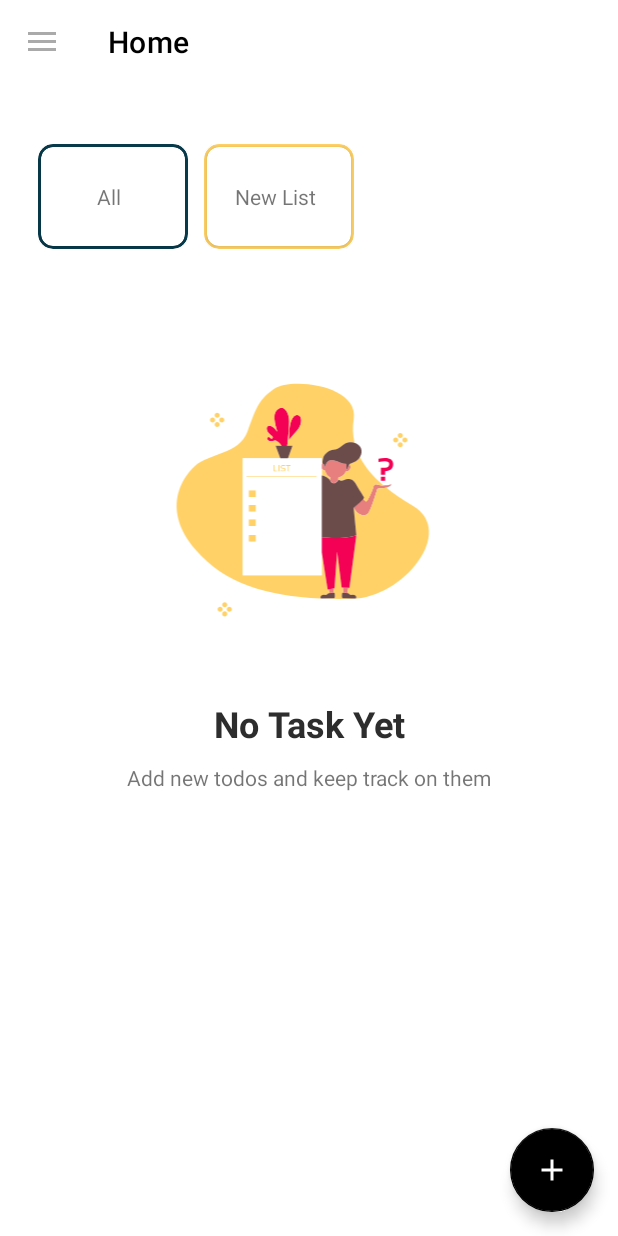
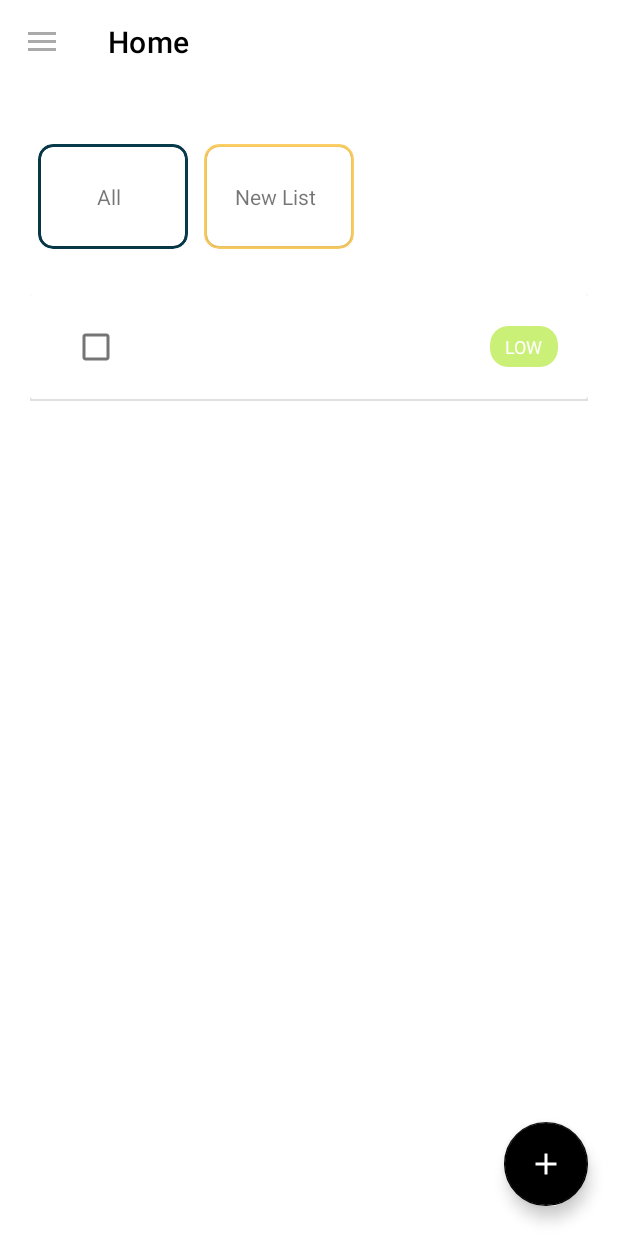
Before and after one commit to ercanpalta/ToDoApp-Android, an Android app: the screen it shows after launch (MainActivity), in the options menu, after a tap on "Settings", on a phone screen of 412 x 824 dp. Run offline under Robolectric (Android 15) with nearby library versions, the phone set to English and light mode, and no system bars; our stand-ins replace Room's generated code, navigation-ui; 1 statement that could not run was skipped.

Commit message:
Shared viewmodel and SlidingPaneLayout implemented

```diff
--- a/app/build.gradle
+++ b/app/build.gradle
@@ -50,6 +50,8 @@ dependencies {
     androidTestImplementation 'androidx.test.ext:junit:1.1.3'
     androidTestImplementation 'androidx.test.espresso:espresso-core:3.4.0'
 
+    implementation "androidx.slidingpanelayout:slidingpanelayout:1.2.0"
+
     def room_version = "2.4.3"
     implementation "androidx.room:room-runtime:$room_version"
     // To use Kotlin annotation processing tool (kapt)
--- a/app/src/main/java/com/ercanpalta/todo/MainActivity.kt
+++ b/app/src/main/java/com/ercanpalta/todo/MainActivity.kt
@@ -43,19 +43,6 @@ class MainActivity : AppCompatActivity() {
         setupActionBarWithNavController(navController, appBarConfiguration)
         navView.setupWithNavController(navController)
 
-        binding.appBarMain.fab.setOnClickListener {
-            navController.navigate(R.id.action_nav_home_to_addFragment)
-            hideFab()
-        }
-
-    }
-
-    fun showFab(){
-        binding.appBarMain.fab.show()
-    }
-
-    fun hideFab(){
-        binding.appBarMain.fab.hide()
     }
 
     override fun onCreateOptionsMenu(menu: Menu): Boolean {
--- a/app/src/main/java/com/ercanpalta/todo/adapter/HomeAdapter.kt
+++ b/app/src/main/java/com/ercanpalta/todo/adapter/HomeAdapter.kt
@@ -10,8 +10,9 @@ import androidx.recyclerview.widget.RecyclerView
 import com.ercanpalta.todo.R
 import com.ercanpalta.todo.enums.Priority
 import com.ercanpalta.todo.model.ToDo
+import com.ercanpalta.todo.view.HomeFragment
 
-class HomeAdapter (private val dataSet: ArrayList<ToDo>): RecyclerView.Adapter<HomeAdapter.ViewHolder>(), Filterable {
+class HomeAdapter (private val dataSet: ArrayList<ToDo>, val fragment: HomeFragment): RecyclerView.Adapter<HomeAdapter.ViewHolder>(), Filterable {
 
     val filteredList = ArrayList<ToDo>()
 
@@ -98,6 +99,13 @@ class HomeAdapter (private val dataSet: ArrayList<ToDo>): RecyclerView.Adapter<H
                     }
 
                 }
+
+                if(filteredList.isEmpty()){
+                    fragment.showNoDataText()
+                }else{
+                    fragment.hideNoDataText()
+                }
+
                 val filterResult = FilterResults()
                 filterResult.values = filteredList
                 return  filterResult
--- a/app/src/main/java/com/ercanpalta/todo/adapter/ListAdapter.kt
+++ b/app/src/main/java/com/ercanpalta/todo/adapter/ListAdapter.kt
@@ -42,6 +42,7 @@ class ListAdapter(private val dataSet: ArrayList<TaskList>, val fragment: HomeFr
                     notifyItemMoved(holder.adapterPosition, 1)
                     fragment.scrollToStart()
                 }
+                fragment.changeCurrentListName(holder.textView.text.toString())
                 fragment.filterList(holder.textView.text.toString(), FilterType.List)
             }else if(holder.textView.text == "New List"){
                 fragment.navigateToAddList()
--- /dev/null
+++ b/app/src/main/java/com/ercanpalta/todo/util/CustomOnBackPressedCallback.kt
@@ -0,0 +1,29 @@
+package com.ercanpalta.todo.util
+
+import android.view.View
+import androidx.activity.OnBackPressedCallback
+import androidx.slidingpanelayout.widget.SlidingPaneLayout
+
+class CustomOnBackPressedCallback (private val slidingPaneLayout: SlidingPaneLayout)
+    : OnBackPressedCallback(slidingPaneLayout.isSlideable && slidingPaneLayout.isOpen),
+    SlidingPaneLayout.PanelSlideListener{
+
+    init {
+        slidingPaneLayout.addPanelSlideListener(this)
+    }
+
+    override fun handleOnBackPressed() {
+        slidingPaneLayout.closePane()
+    }
+
+    override fun onPanelSlide(panel: View, slideOffset: Float) {
+    }
+
+    override fun onPanelOpened(panel: View) {
+        isEnabled = true
+    }
+
+    override fun onPanelClosed(panel: View) {
+        isEnabled = false
+    }
+}
--- a/app/src/main/java/com/ercanpalta/todo/view/AddFragment.kt
+++ b/app/src/main/java/com/ercanpalta/todo/view/AddFragment.kt
@@ -6,8 +6,7 @@ import android.view.LayoutInflater
 import android.view.View
 import android.view.ViewGroup
 import androidx.core.content.ContextCompat
-import androidx.lifecycle.ViewModelProvider
-import androidx.navigation.fragment.findNavController
+import androidx.fragment.app.activityViewModels
 import com.ercanpalta.todo.R
 import com.ercanpalta.todo.databinding.FragmentAddBinding
 import com.ercanpalta.todo.enums.Priority
@@ -21,13 +20,12 @@ class AddFragment : Fragment() {
     private var _binding: FragmentAddBinding? = null
 
     private val binding get() = _binding!!
-    private lateinit var homeViewModel: HomeViewModel
+    private val homeViewModel: HomeViewModel by activityViewModels()
 
     override fun onCreateView(
         inflater: LayoutInflater, container: ViewGroup?,
         savedInstanceState: Bundle?
     ): View {
-        homeViewModel = ViewModelProvider(this).get(HomeViewModel::class.java)
         _binding = FragmentAddBinding.inflate(inflater, container, false)
         val root: View = binding.root
 
@@ -39,9 +37,12 @@ class AddFragment : Fragment() {
 
         val listList:ArrayList<TaskList> = arrayListOf()
         homeViewModel.listList.observe(viewLifecycleOwner) {
+            listList.clear()
             listList.addAll(it)
             val chipGroup = binding.chipList
+            chipGroup.removeAllViews()
             for (list in listList){
+                println(listList.size)
                 if (list.name != "All" && list.name != "New List"){
                     val chip = Chip(context)
                     chip.apply {
@@ -60,13 +61,12 @@ class AddFragment : Fragment() {
 
         }
 
-        homeViewModel.updateData()
-
         binding.addButton.setOnClickListener {
             val name = binding.editField.nameText.text.toString()
+            val description = binding.editField.descriptionText.text.toString()
             val priorityChipId = binding.priorityChipsLayout.priorityChipsGroup.checkedChipId
             val listChipId = binding.chipList.checkedChipId
-            var listChip = "All"
+            var listChip = homeViewModel.currentListName
             if(listChipId != -1){
                 listChip = binding.chipList.findViewById<Chip>(listChipId).text.toString()
             }
@@ -81,11 +81,11 @@ class AddFragment : Fragment() {
             }
 
             val task = ToDo(name,priority,false,listChip)
+            task.description = description
 
             homeViewModel.addTask(task)
-
-            val action = AddFragmentDirections.actionAddFragmentToNavHome()
-            findNavController().navigate(action)
+            binding.editField.nameText.text?.clear()
+            binding.editField.descriptionText.text?.clear()
         }
 
     }
--- a/app/src/main/java/com/ercanpalta/todo/view/AddListFragment.kt
+++ b/app/src/main/java/com/ercanpalta/todo/view/AddListFragment.kt
@@ -5,12 +5,10 @@ import androidx.fragment.app.Fragment
 import android.view.LayoutInflater
 import android.view.View
 import android.view.ViewGroup
-import androidx.lifecycle.ViewModelProvider
+import androidx.fragment.app.activityViewModels
 import androidx.navigation.fragment.findNavController
 import com.ercanpalta.todo.R
-import com.ercanpalta.todo.database.ToDoDatabase
 import com.ercanpalta.todo.databinding.FragmentAddListBinding
-import com.ercanpalta.todo.databinding.FragmentHomeBinding
 import com.ercanpalta.todo.model.TaskList
 import com.ercanpalta.todo.viewmodel.HomeViewModel
 
@@ -19,7 +17,7 @@ class AddListFragment : Fragment() {
     private var _binding: FragmentAddListBinding? = null
 
     private val binding get() = _binding!!
-    private lateinit var homeViewModel: HomeViewModel
+    private val homeViewModel: HomeViewModel by activityViewModels()
 
 
     override fun onCreate(savedInstanceState: Bundle?) {
@@ -30,7 +28,6 @@ class AddListFragment : Fragment() {
         inflater: LayoutInflater, container: ViewGroup?,
         savedInstanceState: Bundle?
     ): View? {
-        homeViewModel = ViewModelProvider(this).get(HomeViewModel::class.java)
         _binding = FragmentAddListBinding.inflate(inflater, container, false)
         val root: View = binding.root
 
@@ -57,7 +54,6 @@ class AddListFragment : Fragment() {
             if (listName.isNotEmpty()){
                 val newList = TaskList(listName,listColor)
                 homeViewModel.addTaskList(newList)
-                println(listName)
             }
 
             val action = AddListFragmentDirections.actionAddListFragmentToNavHome()
--- a/app/src/main/java/com/ercanpalta/todo/view/HomeFragment.kt
+++ b/app/src/main/java/com/ercanpalta/todo/view/HomeFragment.kt
@@ -5,10 +5,11 @@ import android.view.LayoutInflater
 import android.view.View
 import android.view.ViewGroup
 import androidx.fragment.app.Fragment
-import androidx.lifecycle.ViewModelProvider
+import androidx.fragment.app.activityViewModels
 import androidx.navigation.fragment.findNavController
 import androidx.recyclerview.widget.DividerItemDecoration
 import androidx.recyclerview.widget.LinearLayoutManager
+import androidx.slidingpanelayout.widget.SlidingPaneLayout
 import com.ercanpalta.todo.MainActivity
 import com.ercanpalta.todo.R
 import com.ercanpalta.todo.adapter.HomeAdapter
@@ -17,6 +18,7 @@ import com.ercanpalta.todo.databinding.FragmentHomeBinding
 import com.ercanpalta.todo.enums.FilterType
 import com.ercanpalta.todo.model.TaskList
 import com.ercanpalta.todo.model.ToDo
+import com.ercanpalta.todo.util.CustomOnBackPressedCallback
 import com.ercanpalta.todo.viewmodel.HomeViewModel
 
 class HomeFragment : Fragment() {
@@ -24,7 +26,7 @@ class HomeFragment : Fragment() {
     private var _binding: FragmentHomeBinding? = null
 
     private val binding get() = _binding!!
-    private lateinit var homeViewModel:HomeViewModel
+    private val homeViewModel: HomeViewModel by activityViewModels()
     private lateinit var homeAdapter: HomeAdapter
 
     override fun onCreateView(
@@ -32,7 +34,6 @@ class HomeFragment : Fragment() {
         container: ViewGroup?,
         savedInstanceState: Bundle?
     ): View {
-        homeViewModel = ViewModelProvider(this).get(HomeViewModel::class.java)
         _binding = FragmentHomeBinding.inflate(inflater, container, false)
         val root: View = binding.root
 
@@ -47,11 +48,12 @@ class HomeFragment : Fragment() {
             listToDo.clear()
             listToDo.addAll(it)
             if(listToDo.isEmpty()){
-                binding.noData.visibility = View.VISIBLE
-                binding.noDataText.visibility = View.VISIBLE
-                binding.noDataDetailText.visibility = View.VISIBLE
+                showNoDataText()
+            }else{
+                hideNoDataText()
             }
-            homeAdapter.filter.filter("")
+            filterList(homeViewModel.currentListName, FilterType.List)
+            binding.slidingPaneLayout.closePane()
         }
 
         val listList:ArrayList<TaskList> = arrayListOf()
@@ -62,30 +64,50 @@ class HomeFragment : Fragment() {
             listList.add(listAll)
             listList.addAll(it)
             listList.add(listNew)
-            binding.rvHomeList.adapter?.notifyDataSetChanged()
+            binding.mainPane.rvHomeList.adapter?.notifyDataSetChanged()
         }
 
-        homeAdapter = HomeAdapter(listToDo)
-        binding.rvHome.adapter = homeAdapter
+        homeAdapter = HomeAdapter(listToDo, this@HomeFragment)
+        binding.mainPane.rvHome.adapter = homeAdapter
         val homeLayoutManager = LinearLayoutManager(this.context, LinearLayoutManager.VERTICAL, false)
-        binding.rvHome.layoutManager = homeLayoutManager
-        binding.rvHome.addItemDecoration(DividerItemDecoration(context,homeLayoutManager.orientation))
+        binding.mainPane.rvHome.layoutManager = homeLayoutManager
+        binding.mainPane.rvHome.addItemDecoration(DividerItemDecoration(context,homeLayoutManager.orientation))
 
 
         val listAdapter = ListAdapter(listList, this@HomeFragment)
-        binding.rvHomeList.adapter = listAdapter
+        binding.mainPane.rvHomeList.adapter = listAdapter
         val listLayoutManager = LinearLayoutManager(this.context, LinearLayoutManager.HORIZONTAL, false)
-        binding.rvHomeList.layoutManager = listLayoutManager
+        binding.mainPane.rvHomeList.layoutManager = listLayoutManager
 
         homeViewModel.updateData()
 
+        binding.mainPane.fab.setOnClickListener {
+            binding.slidingPaneLayout.openPane()
+        }
+
+        binding.slidingPaneLayout.lockMode = SlidingPaneLayout.LOCK_MODE_LOCKED
+        // Connect the SlidingPaneLayout to the system back button.
+        requireActivity().onBackPressedDispatcher.addCallback(
+            viewLifecycleOwner,
+            CustomOnBackPressedCallback(binding.slidingPaneLayout)
+        )
     }
 
-
     fun scrollToStart(){
-        binding.rvHomeList.scrollToPosition(1)
+        binding.mainPane.rvHomeList.scrollToPosition(1)
     }
 
+    fun showNoDataText(){
+        binding.mainPane.noData.noDataLayout.visibility = View.VISIBLE
+    }
+
+    fun hideNoDataText(){
+        binding.mainPane.noData.noDataLayout.visibility = View.INVISIBLE
+    }
+
+    fun changeCurrentListName(listName:String){
+        homeViewModel.currentListName = listName
+    }
 
     fun filterList(filterText:String, filterType: FilterType){
         when(filterType){
@@ -98,13 +120,10 @@ class HomeFragment : Fragment() {
     fun navigateToAddList(){
         val action = HomeFragmentDirections.actionNavHomeToAddListFragment()
         findNavController().navigate(action)
-        (activity as MainActivity?)?.hideFab()
     }
-
 
     override fun onResume() {
         super.onResume()
-        (activity as MainActivity?)?.showFab()
     }
 
     override fun onDestroyView() {
--- a/app/src/main/java/com/ercanpalta/todo/viewmodel/HomeViewModel.kt
+++ b/app/src/main/java/com/ercanpalta/todo/viewmodel/HomeViewModel.kt
@@ -22,6 +22,8 @@ class HomeViewModel(application: Application) : BaseViewModel(application){
 
     private var lastUpdateTime = GregorianCalendar().get(Calendar.SECOND)
     private var refreshTime = 10
+
+    var currentListName = "All"
 
     private val dao = ToDoDatabase(getApplication()).dao()
 
@@ -56,6 +58,7 @@ class HomeViewModel(application: Application) : BaseViewModel(application){
         launch {
             dao.insertTask(newTask)
         }
+        updateData()
     }
 
     fun addTaskList(newList:TaskList){
--- a/app/src/main/res/layout/app_bar_main.xml
+++ b/app/src/main/res/layout/app_bar_main.xml
@@ -24,13 +24,4 @@
 
     <include layout="@layout/content_main" />
 
-    <com.google.android.material.floatingactionbutton.FloatingActionButton
-        android:id="@+id/fab"
-        android:layout_width="wrap_content"
-        android:layout_height="wrap_content"
-        android:layout_gravity="bottom|end"
-        android:layout_marginEnd="@dimen/fab_margin"
-        android:layout_marginBottom="16dp"
-        app:srcCompat="@drawable/ic_add_24" />
-
 </androidx.coordinatorlayout.widget.CoordinatorLayout>
--- a/app/src/main/res/layout/fragment_home.xml
+++ b/app/src/main/res/layout/fragment_home.xml
@@ -1,63 +1,22 @@
 <?xml version="1.0" encoding="utf-8"?>
-<androidx.constraintlayout.widget.ConstraintLayout xmlns:android="http://schemas.android.com/apk/res/android"
-    xmlns:app="http://schemas.android.com/apk/res-auto"
+<androidx.slidingpanelayout.widget.SlidingPaneLayout
+    xmlns:android="http://schemas.android.com/apk/res/android"
     xmlns:tools="http://schemas.android.com/tools"
+    android:id="@+id/sliding_pane_layout"
     android:layout_width="match_parent"
     android:layout_height="match_parent"
     tools:context=".view.HomeFragment">
 
-    <androidx.recyclerview.widget.RecyclerView
-        android:id="@+id/rv_home_list"
-        android:layout_width="match_parent"
-        android:layout_height="100dp"
-        android:layout_marginTop="40dp"
-        android:layout_marginStart="20dp"
-        app:layout_constraintEnd_toEndOf="parent"
-        app:layout_constraintStart_toStartOf="parent"
-        app:layout_constraintTop_toTopOf="parent"/>
+    <include layout="@layout/main_pane"
+        android:id="@+id/main_pane"
+        android:layout_width="1000dp"
+        android:layout_height="match_parent"/>
 
-    <androidx.recyclerview.widget.RecyclerView
-        android:id="@+id/rv_home"
-        android:layout_width="match_parent"
-        android:layout_height="0dp"
-        android:layout_marginHorizontal="20dp"
-        app:layout_constraintBottom_toBottomOf="parent"
-        app:layout_constraintEnd_toEndOf="parent"
-        app:layout_constraintStart_toStartOf="parent"
-        app:layout_constraintTop_toBottomOf="@id/rv_home_list" />
+    <androidx.fragment.app.FragmentContainerView
+        android:id="@+id/second_pane"
+        android:layout_width="1000dp"
+        android:layout_weight="1"
+        android:layout_height="match_parent"
+        android:name="com.ercanpalta.todo.view.AddFragment"/>
 
-    <ImageView
-        android:id="@+id/no_data"
-        android:layout_width="360dp"
-        android:layout_height="270dp"
-        android:visibility="invisible"
-        android:padding="20dp"
-        app:layout_constraintEnd_toEndOf="parent"
-        app:layout_constraintStart_toStartOf="parent"
-        app:layout_constraintTop_toBottomOf="@+id/rv_home_list"
-        app:srcCompat="@drawable/ic_empty" />
-
-    <TextView
-        android:id="@+id/no_data_text"
-        android:layout_width="wrap_content"
-        android:layout_height="wrap_content"
-        android:visibility="invisible"
-        android:textStyle="bold"
-        android:textColor="@color/header"
-        android:textSize="24sp"
-        app:layout_constraintTop_toBottomOf="@id/no_data"
-        app:layout_constraintStart_toStartOf="@id/no_data"
-        app:layout_constraintEnd_toEndOf="@id/no_data"
-        android:text="@string/no_task"/>
-
-    <TextView
-        android:id="@+id/no_data_detail_text"
-        android:layout_width="wrap_content"
-        android:layout_height="wrap_content"
-        android:visibility="invisible"
-        android:layout_marginTop="10dp"
-        app:layout_constraintTop_toBottomOf="@id/no_data_text"
-        app:layout_constraintStart_toStartOf="@id/no_data_text"
-        app:layout_constraintEnd_toEndOf="@id/no_data_text"
-        android:text="@string/no_task_detail"/>
-</androidx.constraintlayout.widget.ConstraintLayout>
+</androidx.slidingpanelayout.widget.SlidingPaneLayout>
--- /dev/null
+++ b/app/src/main/res/layout/main_pane.xml
@@ -0,0 +1,45 @@
+<?xml version="1.0" encoding="utf-8"?>
+<androidx.constraintlayout.widget.ConstraintLayout
+    xmlns:android="http://schemas.android.com/apk/res/android"
+    xmlns:app="http://schemas.android.com/apk/res-auto"
+    android:layout_width="match_parent"
+    android:layout_height="match_parent">
+    <androidx.recyclerview.widget.RecyclerView
+        android:id="@+id/rv_home_list"
+        android:layout_width="match_parent"
+        android:layout_height="100dp"
+        android:layout_marginTop="40dp"
+        android:layout_marginStart="20dp"
+        app:layout_constraintEnd_toEndOf="parent"
+        app:layout_constraintStart_toStartOf="parent"
+        app:layout_constraintTop_toTopOf="parent"/>
+
+    <androidx.recyclerview.widget.RecyclerView
+        android:id="@+id/rv_home"
+        android:layout_width="match_parent"
+        android:layout_height="0dp"
+        android:layout_marginHorizontal="20dp"
+        app:layout_constraintBottom_toBottomOf="parent"
+        app:layout_constraintEnd_toEndOf="parent"
+        app:layout_constraintStart_toStartOf="parent"
+        app:layout_constraintTop_toBottomOf="@id/rv_home_list" />
+
+    <com.google.android.material.floatingactionbutton.FloatingActionButton
+        android:id="@+id/fab"
+        android:layout_width="wrap_content"
+        android:layout_height="wrap_content"
+        android:layout_gravity="bottom|end"
+        app:layout_constraintBottom_toBottomOf="parent"
+        app:layout_constraintEnd_toEndOf="parent"
+        android:layout_marginBottom="20dp"
+        android:layout_marginEnd="20dp"
+        app:srcCompat="@drawable/ic_add_24" />
+
+    <include layout="@layout/no_data"
+        android:id="@+id/no_data"
+        android:layout_width="wrap_content"
+        android:layout_height="wrap_content"
+        app:layout_constraintTop_toBottomOf="@id/rv_home_list"
+        app:layout_constraintEnd_toEndOf="parent"
+        app:layout_constraintStart_toStartOf="parent"/>
+</androidx.constraintlayout.widget.ConstraintLayout>
--- /dev/null
+++ b/app/src/main/res/layout/no_data.xml
@@ -0,0 +1,42 @@
+<?xml version="1.0" encoding="utf-8"?>
+<androidx.constraintlayout.widget.ConstraintLayout
+    xmlns:android="http://schemas.android.com/apk/res/android"
+    xmlns:app="http://schemas.android.com/apk/res-auto"
+    android:id="@+id/no_data_layout"
+    android:visibility="invisible"
+    android:layout_width="match_parent"
+    android:layout_height="match_parent">
+
+    <ImageView
+        android:id="@+id/no_data"
+        android:layout_width="360dp"
+        android:layout_height="270dp"
+        android:padding="20dp"
+        app:layout_constraintEnd_toEndOf="parent"
+        app:layout_constraintStart_toStartOf="parent"
+        app:layout_constraintTop_toTopOf="parent"
+        app:srcCompat="@drawable/ic_empty" />
+
+    <TextView
+        android:id="@+id/no_data_text"
+        android:layout_width="wrap_content"
+        android:layout_height="wrap_content"
+        android:textStyle="bold"
+        android:textColor="@color/header"
+        android:textSize="24sp"
+        app:layout_constraintTop_toBottomOf="@id/no_data"
+        app:layout_constraintStart_toStartOf="@id/no_data"
+        app:layout_constraintEnd_toEndOf="@id/no_data"
+        android:text="@string/no_task"/>
+
+    <TextView
+        android:id="@+id/no_data_detail_text"
+        android:layout_width="wrap_content"
+        android:layout_height="wrap_content"
+        android:layout_marginTop="10dp"
+        app:layout_constraintTop_toBottomOf="@id/no_data_text"
+        app:layout_constraintStart_toStartOf="@id/no_data_text"
+        app:layout_constraintEnd_toEndOf="@id/no_data_text"
+        android:text="@string/no_task_detail"/>
+
+</androidx.constraintlayout.widget.ConstraintLayout>
```
